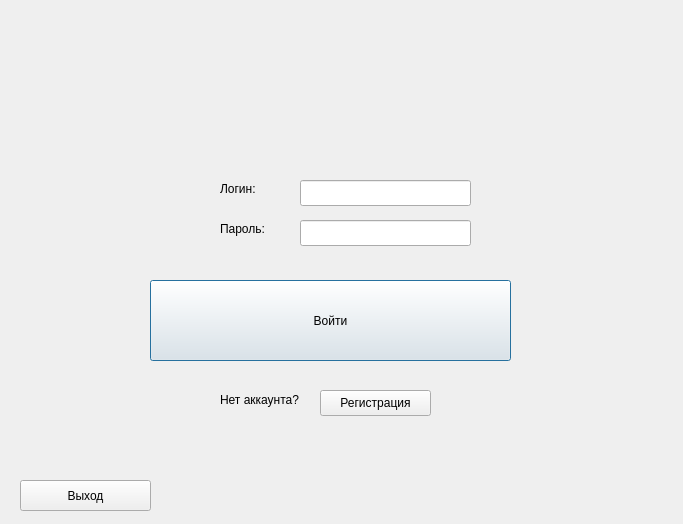
Above: loginwindow.ui from icspero/3-semester-CourseWork_Client before the change. Below: the same form after it.
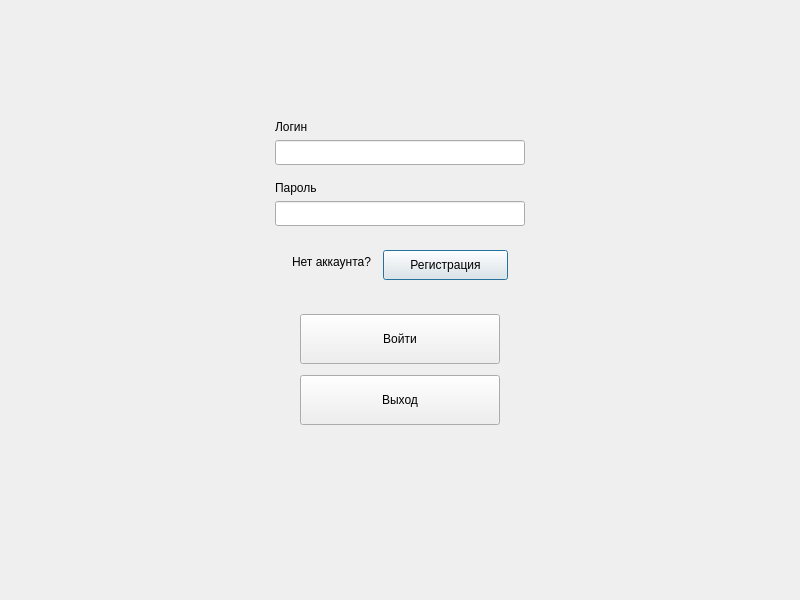
That is the form after the change.

Diff of the .ui file:
```diff
--- a/loginwindow.ui
+++ b/loginwindow.ui
@@ -6,114 +6,235 @@
    <rect>
     <x>0</x>
     <y>0</y>
-    <width>683</width>
-    <height>524</height>
+    <width>800</width>
+    <height>600</height>
    </rect>
   </property>
   <property name="windowTitle">
    <string>Dialog</string>
   </property>
-  <widget class="QLineEdit" name="loginEdit">
-   <property name="geometry">
-    <rect>
-     <x>300</x>
-     <y>180</y>
-     <width>171</width>
-     <height>26</height>
-    </rect>
-   </property>
-  </widget>
-  <widget class="QLineEdit" name="passwordEdit">
-   <property name="geometry">
-    <rect>
-     <x>300</x>
-     <y>220</y>
-     <width>171</width>
-     <height>26</height>
-    </rect>
-   </property>
-   <property name="echoMode">
-    <enum>QLineEdit::Password</enum>
-   </property>
-  </widget>
-  <widget class="QLabel" name="loginLabel">
-   <property name="geometry">
-    <rect>
-     <x>220</x>
-     <y>180</y>
-     <width>66</width>
-     <height>18</height>
-    </rect>
-   </property>
-   <property name="text">
-    <string>Логин:</string>
-   </property>
-  </widget>
-  <widget class="QLabel" name="passwordLabel">
-   <property name="geometry">
-    <rect>
-     <x>220</x>
-     <y>220</y>
-     <width>66</width>
-     <height>18</height>
-    </rect>
-   </property>
-   <property name="text">
-    <string>Пароль:</string>
-   </property>
-  </widget>
-  <widget class="QPushButton" name="loginButton">
-   <property name="geometry">
-    <rect>
-     <x>150</x>
-     <y>280</y>
-     <width>361</width>
-     <height>81</height>
-    </rect>
-   </property>
-   <property name="text">
-    <string>Войти</string>
-   </property>
-  </widget>
-  <widget class="QPushButton" name="pushButton">
-   <property name="geometry">
-    <rect>
-     <x>320</x>
-     <y>390</y>
-     <width>111</width>
-     <height>26</height>
-    </rect>
-   </property>
-   <property name="text">
-    <string>Регистрация</string>
-   </property>
-  </widget>
-  <widget class="QLabel" name="label">
-   <property name="geometry">
-    <rect>
-     <x>220</x>
-     <y>390</y>
-     <width>111</width>
-     <height>20</height>
-    </rect>
-   </property>
-   <property name="text">
-    <string>Нет аккаунта?</string>
-   </property>
-  </widget>
-  <widget class="QPushButton" name="pushButton_2">
-   <property name="geometry">
-    <rect>
-     <x>20</x>
-     <y>480</y>
-     <width>131</width>
-     <height>31</height>
-    </rect>
-   </property>
-   <property name="text">
-    <string>Выход</string>
-   </property>
-  </widget>
+  <layout class="QVBoxLayout" name="verticalLayout">
+   <item>
+    <spacer name="verticalSpacer">
+     <property name="orientation">
+      <enum>Qt::Vertical</enum>
+     </property>
+     <property name="sizeType">
+      <enum>QSizePolicy::Fixed</enum>
+     </property>
+     <property name="sizeHint" stdset="0">
+      <size>
+       <width>20</width>
+       <height>100</height>
+      </size>
+     </property>
+    </spacer>
+   </item>
+   <item alignment="Qt::AlignHCenter|Qt::AlignVCenter">
+    <widget class="QWidget" name="widget" native="true">
+     <layout class="QVBoxLayout" name="verticalLayout_2">
+      <item>
+       <widget class="QLabel" name="loginLabel">
+        <property name="font">
+         <font>
+          <italic>false</italic>
+          <bold>false</bold>
+          <underline>false</underline>
+          <strikeout>false</strikeout>
+         </font>
+        </property>
+        <property name="text">
+         <string>Логин</string>
+        </property>
+       </widget>
+      </item>
+      <item>
+       <widget class="QLineEdit" name="loginEdit">
+        <property name="sizePolicy">
+         <sizepolicy hsizetype="Fixed" vsizetype="Fixed">
+          <horstretch>0</horstretch>
+          <verstretch>0</verstretch>
+         </sizepolicy>
+        </property>
+        <property name="minimumSize">
+         <size>
+          <width>250</width>
+          <height>25</height>
+         </size>
+        </property>
+       </widget>
+      </item>
+      <item>
+       <spacer name="verticalSpacer_3">
+        <property name="orientation">
+         <enum>Qt::Vertical</enum>
+        </property>
+        <property name="sizeType">
+         <enum>QSizePolicy::Fixed</enum>
+        </property>
+        <property name="sizeHint" stdset="0">
+         <size>
+          <width>20</width>
+          <height>10</height>
+         </size>
+        </property>
+       </spacer>
+      </item>
+      <item>
+       <widget class="QLabel" name="passwordLabel">
+        <property name="text">
+         <string>Пароль</string>
+        </property>
+       </widget>
+      </item>
+      <item>
+       <widget class="QLineEdit" name="passwordEdit">
+        <property name="sizePolicy">
+         <sizepolicy hsizetype="Fixed" vsizetype="Fixed">
+          <horstretch>0</horstretch>
+          <verstretch>0</verstretch>
+         </sizepolicy>
+        </property>
+        <property name="minimumSize">
+         <size>
+          <width>250</width>
+          <height>25</height>
+         </size>
+        </property>
+        <property name="echoMode">
+         <enum>QLineEdit::Password</enum>
+        </property>
+       </widget>
+      </item>
+     </layout>
+    </widget>
+   </item>
+   <item alignment="Qt::AlignHCenter|Qt::AlignVCenter">
+    <widget class="QWidget" name="widget_3" native="true">
+     <layout class="QVBoxLayout" name="verticalLayout_4">
+      <item>
+       <layout class="QFormLayout" name="formLayout_2">
+        <property name="horizontalSpacing">
+         <number>1</number>
+        </property>
+        <property name="verticalSpacing">
+         <number>1</number>
+        </property>
+        <item row="2" column="0">
+         <widget class="QLabel" name="label">
+          <property name="text">
+           <string>Нет аккаунта?   </string>
+          </property>
+         </widget>
+        </item>
+        <item row="2" column="1">
+         <widget class="QPushButton" name="pushButton">
+          <property name="minimumSize">
+           <size>
+            <width>125</width>
+            <height>30</height>
+           </size>
+          </property>
+          <property name="text">
+           <string>Регистрация</string>
+          </property>
+         </widget>
+        </item>
+       </layout>
+      </item>
+     </layout>
+    </widget>
+   </item>
+   <item>
+    <spacer name="verticalSpacer_5">
+     <property name="orientation">
+      <enum>Qt::Vertical</enum>
+     </property>
+     <property name="sizeType">
+      <enum>QSizePolicy::Fixed</enum>
+     </property>
+     <property name="sizeHint" stdset="0">
+      <size>
+       <width>20</width>
+       <height>10</height>
+      </size>
+     </property>
+    </spacer>
+   </item>
+   <item alignment="Qt::AlignHCenter|Qt::AlignVCenter">
+    <widget class="QWidget" name="widget_2" native="true">
+     <layout class="QVBoxLayout" name="verticalLayout_3">
+      <item>
+       <widget class="QPushButton" name="loginButton">
+        <property name="sizePolicy">
+         <sizepolicy hsizetype="Fixed" vsizetype="Fixed">
+          <horstretch>0</horstretch>
+          <verstretch>0</verstretch>
+         </sizepolicy>
+        </property>
+        <property name="minimumSize">
+         <size>
+          <width>200</width>
+          <height>50</height>
+         </size>
+        </property>
+        <property name="text">
+         <string>Войти</string>
+        </property>
+       </widget>
+      </item>
+      <item>
+       <spacer name="verticalSpacer_4">
+        <property name="orientation">
+         <enum>Qt::Vertical</enum>
+        </property>
+        <property name="sizeType">
+         <enum>QSizePolicy::Fixed</enum>
+        </property>
+        <property name="sizeHint" stdset="0">
+         <size>
+          <width>20</width>
+          <height>5</height>
+         </size>
+        </property>
+       </spacer>
+      </item>
+      <item>
+       <widget class="QPushButton" name="pushButton_2">
+        <property name="sizePolicy">
+         <sizepolicy hsizetype="Fixed" vsizetype="Fixed">
+          <horstretch>0</horstretch>
+          <verstretch>0</verstretch>
+         </sizepolicy>
+        </property>
+        <property name="minimumSize">
+         <size>
+          <width>200</width>
+          <height>50</height>
+         </size>
+        </property>
+        <property name="text">
+         <string>Выход</string>
+        </property>
+       </widget>
+      </item>
+     </layout>
+    </widget>
+   </item>
+   <item>
+    <spacer name="verticalSpacer_2">
+     <property name="orientation">
+      <enum>Qt::Vertical</enum>
+     </property>
+     <property name="sizeHint" stdset="0">
+      <size>
+       <width>20</width>
+       <height>40</height>
+      </size>
+     </property>
+    </spacer>
+   </item>
+  </layout>
  </widget>
  <resources/>
  <connections/>
```
Left out of the diff: 2 changed lines with no effect on the pictures.
